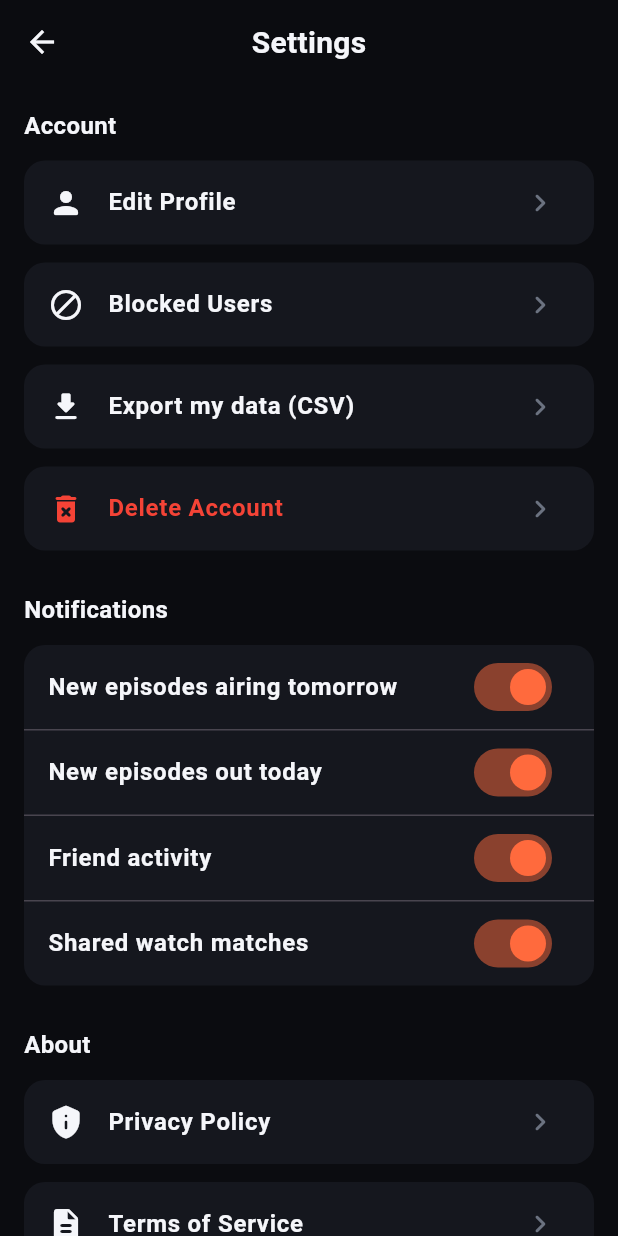
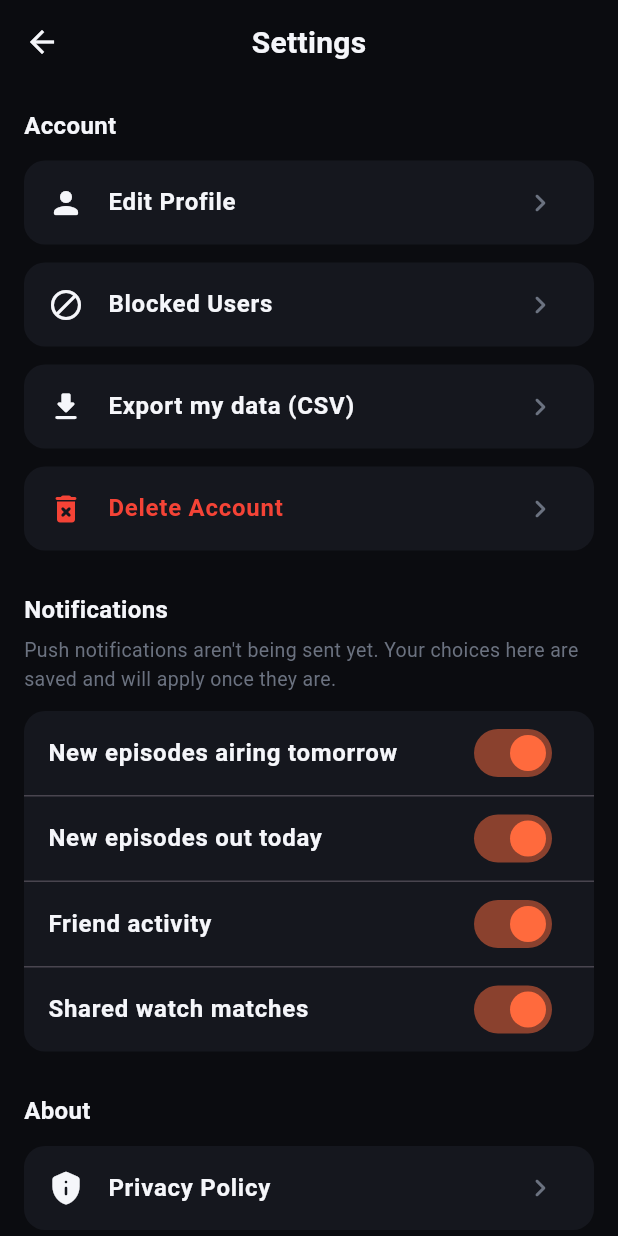
Before and after one commit to hasanhazirbulan/watch_verse, a Flutter app: the SettingsScreen screen opened by its route, on a phone screen of 412 x 824 dp. Run offline on Flutter 3.47's test engine with Material 3 defaults, Android fonts, the phone set to English and light mode, and no system bars; our stand-ins replace cached_network_image, carousel_slider, cloud_firestore, csv, curved_navigation_bar, firebase_analytics and 13 more; accounts and stored records are empty.

Commit message:
Paywall/Settings: stop promising features that don't exist
- Drop the daily-game bullet from Pro (the game is free for everyone for
  now) and the early-access bullet from Patron (no such mechanism).
- Pro subscribers can open the paywall again to move up to Patron.
- Notification settings say pushes aren't sent yet (functions/ isn't
  deployed), instead of implying the toggles do something.

Co-Authored-By: Claude Opus 5.5 <noreply@anthropic.com>

```diff
--- a/lib/screens/home_screen.dart
+++ b/lib/screens/home_screen.dart
@@ -206,7 +206,9 @@ class _HomeScreenState extends State<HomeScreen> {
             _drawerItem(Icons.workspace_premium_rounded, l10n.homeWatchVersePro,
                 () {
               _scaffoldKey.currentState?.closeDrawer();
-              if (ProService.instance.isPro) {
+              // Pro subscribers still get the sheet so they can move up to
+              // Patron; only the top tier has nothing left to buy.
+              if (ProService.instance.isPatron) {
                 ScaffoldMessenger.of(context).showSnackBar(
                     SnackBar(content: Text(l10n.proActiveBadge)));
                 return;
--- a/lib/screens/settings_screen.dart
+++ b/lib/screens/settings_screen.dart
@@ -201,6 +201,11 @@ class _SettingsScreenState extends State<SettingsScreen> {
       children: [
         Text(l10n.settingsNotificationsSection,
             style: const TextStyle(fontSize: 16, fontWeight: FontWeight.w700)),
+        const SizedBox(height: 6),
+        // The senders live in functions/, which isn't deployed (no Blaze
+        // plan), so say so rather than imply these toggles do anything yet.
+        Text(l10n.settingsNotificationsNotLive,
+            style: TextStyle(color: context.colors.textMuted, fontSize: 13)),
         const SizedBox(height: 12),
         StreamBuilder<DocumentSnapshot<Map<String, dynamic>>>(
           stream: userRef.snapshots(),
```
Also changed, not shown: lib/widgets/paywall_sheet.dart (+3 -5 lines).
